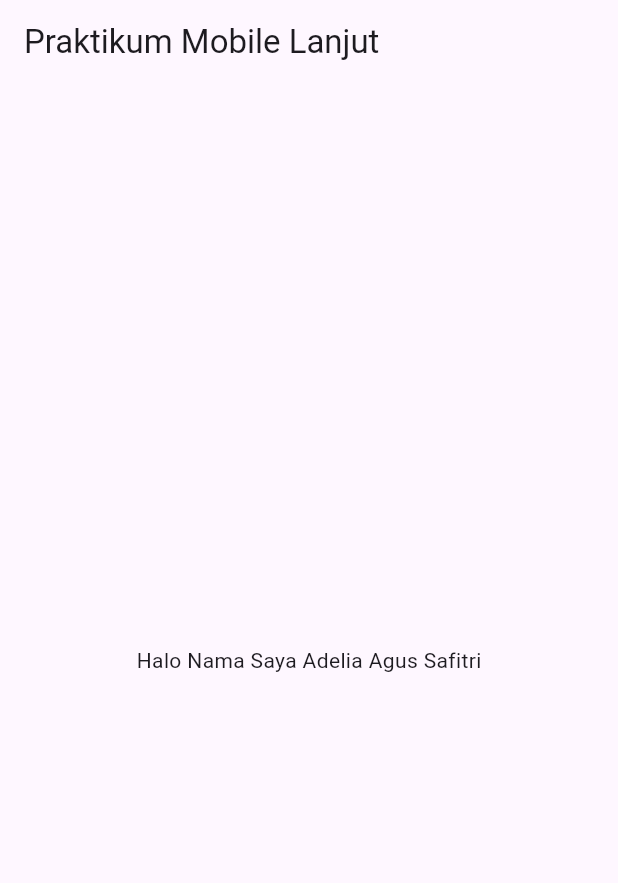
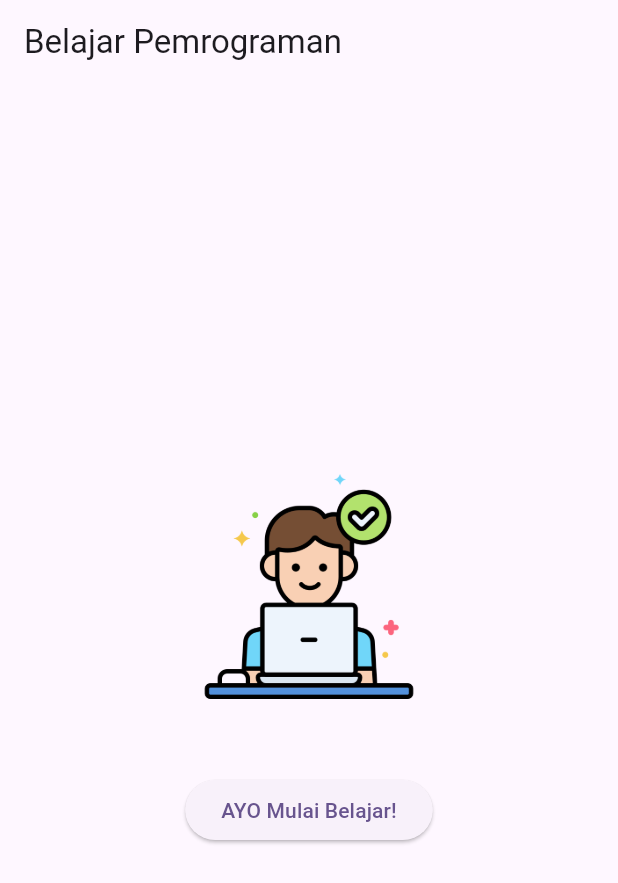
Before and after one commit to logicadellee/prak-mobilelanjut-2407051024, a Flutter app: the screen it shows after launch, on a phone screen of 412 x 824 dp. Shown: the top 883 px of the screen. Run offline on Flutter 3.47's test engine with Material 3 defaults, Android fonts, the phone set to English and light mode, and no system bars.

Commit message:
pertemuan 3: First Widget

```diff
--- /dev/null
+++ b/lib/first_widget.dart
@@ -0,0 +1,31 @@
+import 'package:flutter/material.dart';
+
+class FirstWidget extends StatelessWidget {
+  const FirstWidget({super.key});
+
+  @override
+  Widget build(BuildContext context) {
+    return Scaffold(
+      appBar: AppBar(
+        title: const Text('Belajar Pemrograman'),
+      ), // AppBar
+      body: Center(
+        child: Column(
+          mainAxisAlignment: MainAxisAlignment.center,
+          children: [
+            Image.asset(
+              'assets/images/IT.png',
+              width: 150,
+              height: 150,
+            ), // Image.asset
+            const SizedBox(height: 50),
+            ElevatedButton(
+              onPressed: () {},
+              child: const Text('AYO Mulai Belajar!'),
+            ), // ElevatedButton
+          ],
+        ), // Column
+      ), // Center
+    ); // Scaffold
+  }
+}
--- a/lib/main.dart
+++ b/lib/main.dart
@@ -1,4 +1,7 @@
 import 'package:flutter/material.dart';
+import 'column_widget.dart';
+import 'row_widget.dart';
+import 'first_widget.dart';
 
 void main() {
   runApp(const MyApp());
@@ -10,14 +13,12 @@
   @override
   Widget build(BuildContext context) {
     return MaterialApp(
-      home: Scaffold(
-        appBar: AppBar(
-          title: const Text('Praktikum Mobile Lanjut'),
-        ),
-        body: const Center(
-          child: Text('Halo Nama Saya Adelia Agus Safitri'),
-        ),
-      ),
-    );
+      title: 'Praktikum Mobile Lanjut',
+      theme: ThemeData(
+        colorScheme: ColorScheme.fromSeed(seedColor: Colors.deepPurple),
+        useMaterial3: true,
+      ), // ThemeData
+      home: const FirstWidget(),
+    ); // MaterialApp
   }
 }
--- a/pubspec.yaml
+++ b/pubspec.yaml
@@ -58,7 +58,8 @@
   uses-material-design: true
 
   # To add assets to your application, add an assets section, like this:
-  # assets:
+  assets:
+    - assets/images/IT.png
   #   - images/a_dot_burr.jpeg
   #   - images/a_dot_ham.jpeg
 
```
Also changed, not shown: lib/column_widget.dart (added, +22 -0 lines), lib/row_widget.dart (added, +22 -0 lines), assets/images/IT.png (added).
